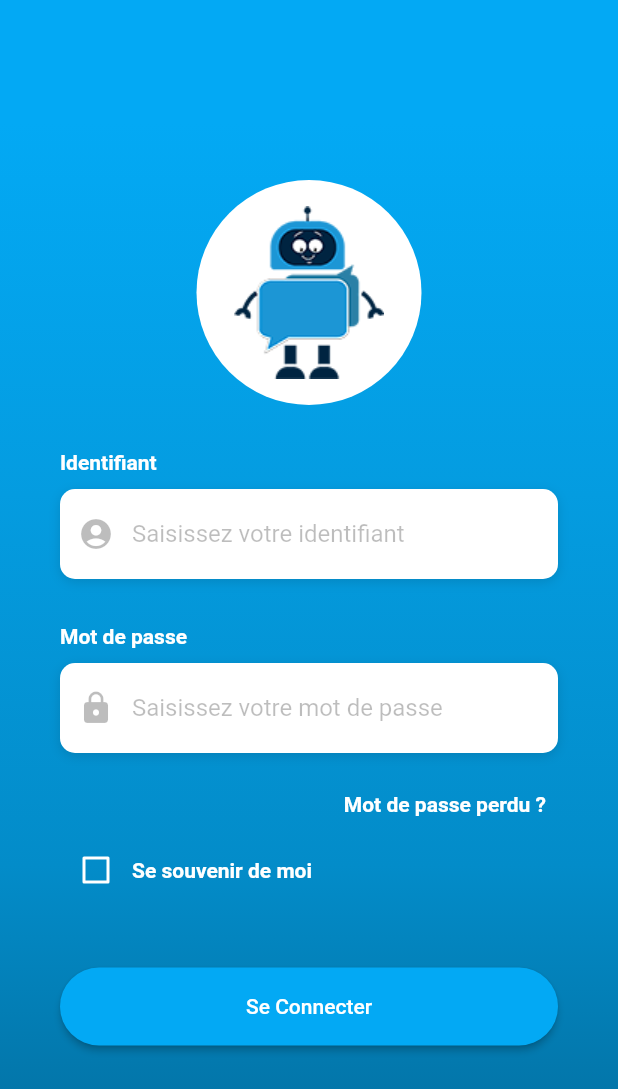
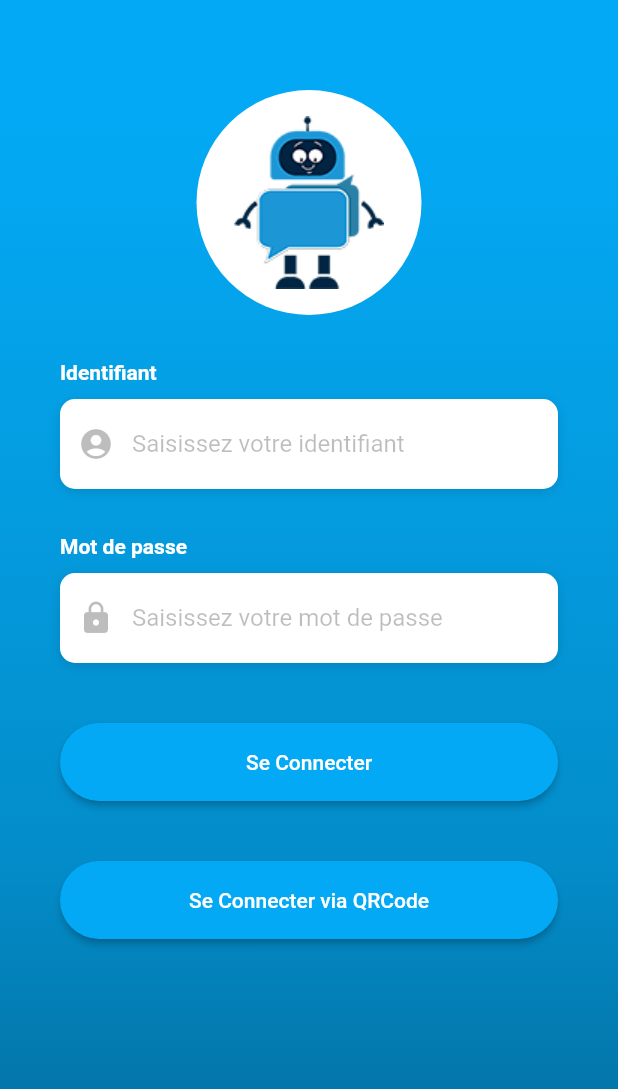
Before and after one commit to samuelcalegari/FlutterChatBotDemo, a Flutter app: the screen it shows after launch, on a phone screen of 412 x 824 dp. Shown: the top 1089 px of the screen. Run offline on Flutter 3.47's test engine with Material 2 defaults, Android fonts, the light colour scheme and no system bars; Roboto replaces fonts that are missing (OpenSans).

Commit message:
Adding alert dialog on login screen

```diff
--- /dev/null
+++ b/lib/models/CustomException.dart
@@ -0,0 +1,13 @@
+class CustomException implements Exception {
+
+  String _message = '';
+
+  CustomException([String message = '']) {
+    this._message = message;
+  }
+
+  @override
+  String toString() {
+    return _message;
+  }
+}
--- a/lib/screens/loginScreen.dart
+++ b/lib/screens/loginScreen.dart
@@ -1,5 +1,6 @@
 import 'dart:convert';
 
+import 'package:chatdemo/models/CustomException.dart';
 import 'package:flutter/material.dart';
 import 'package:flutter/services.dart';
 import 'package:http/http.dart' as http;
@@ -13,12 +14,11 @@ class LoginScreen extends StatefulWidget {
 }
 
 class _LoginScreenState extends State<LoginScreen> {
-  bool _rememberMe = false;
   TextEditingController _login = TextEditingController();
   TextEditingController _password = TextEditingController();
 
   // Retrieve user from login and password, redirect to char view
-  void _auth() async {
+  Future<void> _auth() async {
     final resp = await http.get(Uri.parse(APIConstants.MOODLE_BASE_URL +
         APIOperations.getTokenByLoginMoodle +
         '&username=' +
@@ -45,13 +45,13 @@ class _LoginScreenState extends State<LoginScreen> {
                 builder: (context) => new ChatScreen(user: u)),
           );
         } else {
-          throw Exception('Unable to connect server');
+          throw CustomException('Impossible de se connecter au serveur');
         }
       } else {
-        throw Exception('Failed to login');
+        throw CustomException('Les identifiants sont incorrects');
       }
     } else {
-      throw Exception('Unable to connect server');
+      throw CustomException('Impossible de se connecter au serveur');
     }
   }
 
@@ -128,57 +128,51 @@ class _LoginScreenState extends State<LoginScreen> {
     );
   }
 
-  // Password lost button Widget
-  Widget _buildForgotPasswordBtn() {
-    return Container(
-      alignment: Alignment.centerRight,
-      child: TextButton(
-        onPressed: () => print('Forgot Password Button Pressed'),
-        child: Text(
-          'Mot de passe perdu ?',
-          style: Styles.kLabelStyle,
-        ),
-      ),
-    );
-  }
-
-  // Checkbox Widget
-  Widget _buildRememberMeCheckbox() {
-    return Container(
-      height: 20.0,
-      child: Row(
-        children: <Widget>[
-          Theme(
-            data: ThemeData(unselectedWidgetColor: Colors.white),
-            child: Checkbox(
-              value: _rememberMe,
-              checkColor: Colors.green,
-              activeColor: Colors.white,
-              onChanged: (value) {
-                setState(() {
-                  _rememberMe = value!;
-                });
-              },
-            ),
-          ),
-          Text(
-            'Se souvenir de moi',
-            style: Styles.kLabelStyle,
-          ),
-        ],
-      ),
-    );
-  }
-
   // Login button Widget
   Widget _buildLoginBtn() {
     return Container(
-        padding: EdgeInsets.symmetric(vertical: 25.0),
+        padding: EdgeInsets.symmetric(vertical: 20.0),
         width: double.infinity,
         child: ElevatedButton(
-            onPressed: _auth,
+            onPressed: () async {
+                try {
+                  await _auth();
+                } catch (e) {
+                  print(e);
+                  showDialog(context: context, builder: (context) {
+                    return AlertDialog(
+                      title:  Text('Désolé...'),
+                      content: SingleChildScrollView(
+                        child: ListBody(
+                          children:  <Widget>[
+                            Text(e.toString()),
+                          ],
+                        ),
+                      ),
+                      actions: <Widget>[
+                        TextButton(
+                          child: Text('OK'),
+                          onPressed: () {
+                            Navigator.of(context).pop();
+                          },
+                        ),
+                      ],
+                    );
+                  });
+                };
+            },
             style: Styles.KButtonStyle,
             child: Text('Se Connecter')));
+  }
+
+  Widget _buildLoginQRCodeBtn() {
+    return Container(
+        padding: EdgeInsets.symmetric(vertical: 20.0),
+        width: double.infinity,
+        child: ElevatedButton(
+            onPressed: () { print('QrCode');},
+            style: Styles.KButtonStyle,
+            child: Text('Se Connecter via QRCode')));
   }
 
   // Build Login Page
@@ -214,7 +208,7 @@ class _LoginScreenState extends State<LoginScreen> {
                   physics: AlwaysScrollableScrollPhysics(),
                   padding: EdgeInsets.symmetric(
                     horizontal: 40.0,
-                    vertical: 120.0,
+                    vertical: 60.0,
                   ),
                   child: Column(
                     mainAxisAlignment: MainAxisAlignment.center,
@@ -234,17 +228,10 @@ class _LoginScreenState extends State<LoginScreen> {
                       ),
                       _buildPasswordTF(),
                       SizedBox(
-                        height: 10.0,
-                      ),
-                      _buildForgotPasswordBtn(),
-                      SizedBox(
-                        height: 10.0,
-                      ),
-                      _buildRememberMeCheckbox(),
-                      SizedBox(
-                        height: 30.0,
+                        height: 20.0,
                       ),
                       _buildLoginBtn(),
+                      _buildLoginQRCodeBtn(),
                     ],
                   ),
                 ),
```
